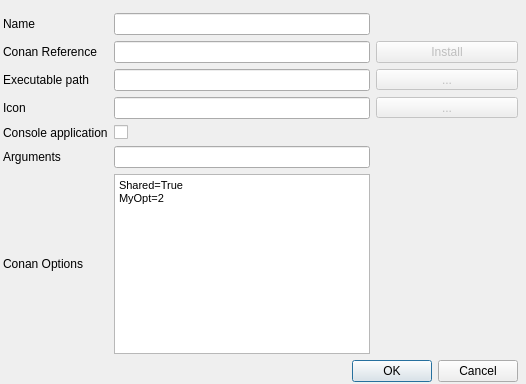
Qt form src/conan_app_launcher/ui/app_grid/app_edit.ui (goszpeti/conan_explorer) before a commit.
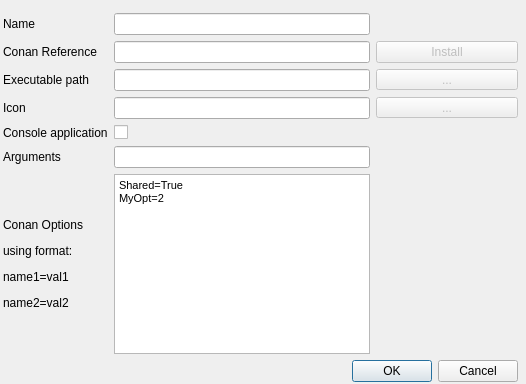
The same form after that commit. Custom widgets are drawn as their Qt base class.

What changed in the file:
```diff
--- a/src/conan_app_launcher/ui/app_grid/app_edit.ui
+++ b/src/conan_app_launcher/ui/app_grid/app_edit.ui
@@ -109,7 +109,7 @@
       <item row="6" column="0">
        <widget class="QLabel" name="conan_opts_label">
         <property name="text">
-         <string>Conan Options</string>
+         <string>&lt;html&gt;&lt;head/&gt;&lt;body&gt;&lt;p&gt;Conan Options&lt;/p&gt;&lt;p&gt;using format: &lt;/p&gt;&lt;p&gt;name1=val1&lt;/p&gt;&lt;p&gt;name2=val2&lt;/p&gt;&lt;/body&gt;&lt;/html&gt;</string>
         </property>
        </widget>
       </item>
```
